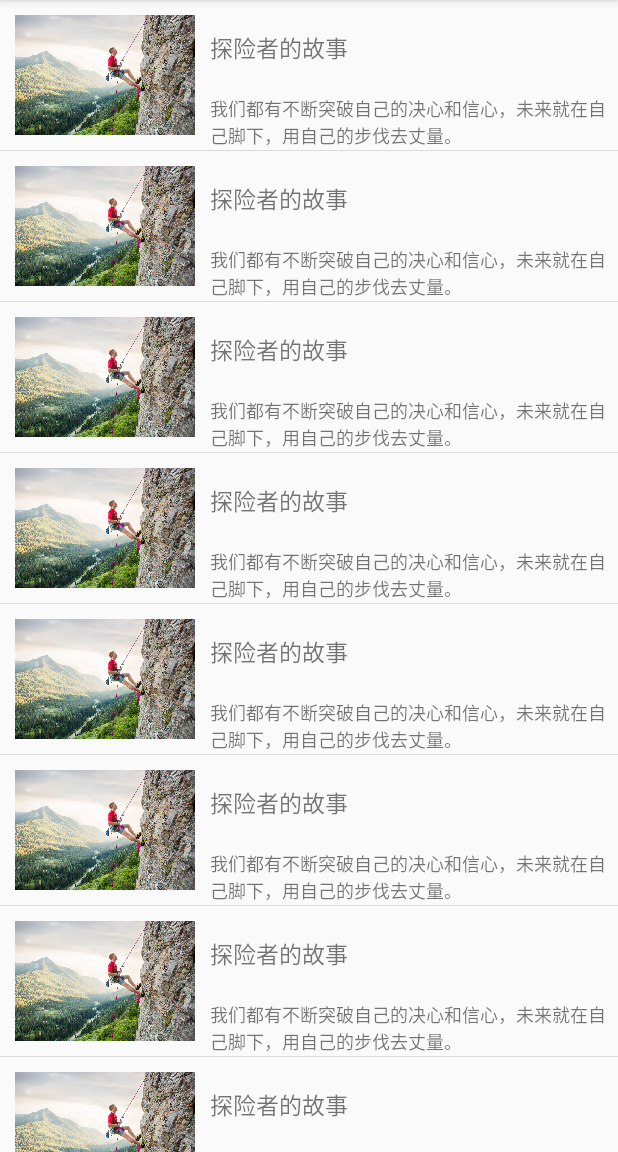
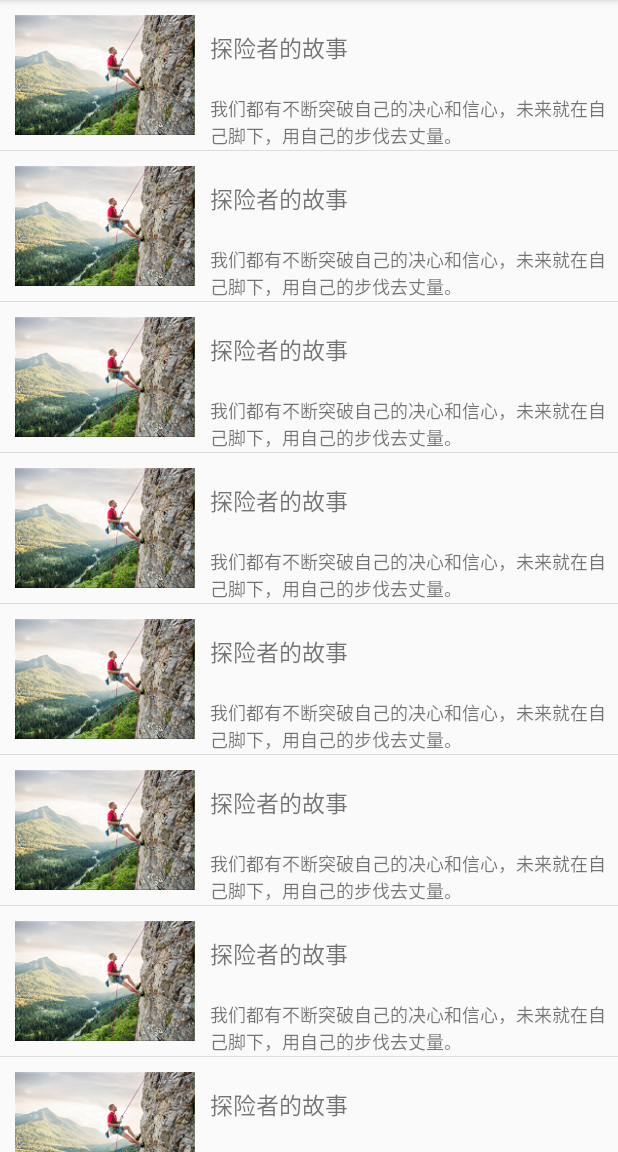
Before and after one commit to yuzhijun/ShareElementTransition, an Android app: the screen it shows after launch (MainActivity), on a phone screen of 412 x 824 dp, the part 84-1236 px from its top. Run offline under Robolectric (Android 15) with nearby library versions, the phone set to English and light mode, and no system bars; libraries missing offline, so code that uses them is left out: com.kogitune.activity_transition.

```diff
--- a/app/src/main/res/layout/item_content.xml
+++ b/app/src/main/res/layout/item_content.xml
@@ -6,7 +6,7 @@
         android:id="@+id/ivChallenger"
         android:layout_width="120dp"
         android:layout_height="100dp"
-        android:src="@mipmap/challenger"
+        android:src="@mipmap/challenger_small"
         android:layout_marginLeft="10dp"
         android:transitionName="@string/sharedChallenger"
         />
```
Also changed, not shown: app/src/main/res/mipmap-hdpi/challenger.jpg (deleted), app/src/main/res/mipmap-hdpi/challenger.png (added), app/src/main/res/mipmap-hdpi/challenger_small.png (added).
